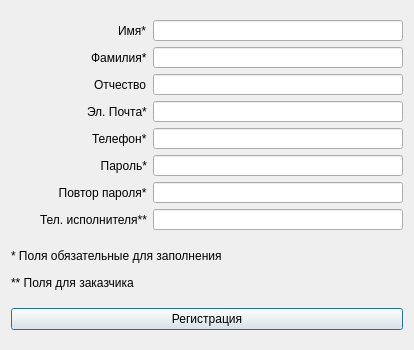
Before: the Qt Designer form RegistrationWindow.ui in glimb-developers-team/Glimb, drawn with Qt 5.
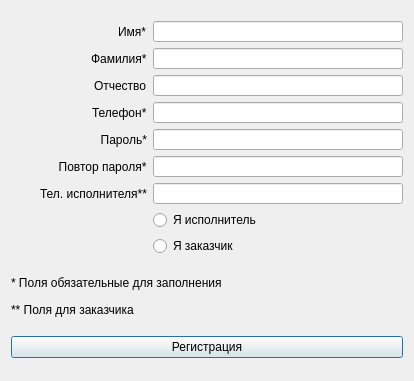
After: the same form once the commit is applied.

Commit message: New client window and connector with server

Diff of the .ui file:
```diff
--- a/RegistrationWindow.ui
+++ b/RegistrationWindow.ui
@@ -7,7 +7,7 @@
     <x>0</x>
     <y>0</y>
     <width>414</width>
-    <height>350</height>
+    <height>381</height>
    </rect>
   </property>
   <property name="maximumSize">
@@ -22,65 +22,10 @@
   <layout class="QGridLayout" name="gridLayout_2">
    <item row="0" column="0">
     <layout class="QGridLayout" name="gridLayout">
-     <item row="6" column="0" alignment="Qt::AlignRight">
-      <widget class="QLabel" name="label_7">
-       <property name="text">
-        <string>  Повтор пароля*</string>
-       </property>
-      </widget>
-     </item>
-     <item row="4" column="1">
-      <widget class="QLineEdit" name="lineEdit_5">
-       <property name="minimumSize">
-        <size>
-         <width>250</width>
-         <height>21</height>
-        </size>
-       </property>
-       <property name="maximumSize">
-        <size>
-         <width>250</width>
-         <height>21</height>
-        </size>
-       </property>
-      </widget>
-     </item>
-     <item row="3" column="1">
-      <widget class="QLineEdit" name="lineEdit_4">
-       <property name="minimumSize">
-        <size>
-         <width>250</width>
-         <height>21</height>
-        </size>
-       </property>
-       <property name="maximumSize">
-        <size>
-         <width>250</width>
-         <height>21</height>
-        </size>
-       </property>
-      </widget>
-     </item>
-     <item row="2" column="1">
-      <widget class="QLineEdit" name="lineEdit_3">
-       <property name="minimumSize">
-        <size>
-         <width>250</width>
-         <height>21</height>
-        </size>
-       </property>
-       <property name="maximumSize">
-        <size>
-         <width>250</width>
-         <height>21</height>
-        </size>
-       </property>
-      </widget>
-     </item>
      <item row="5" column="0" alignment="Qt::AlignRight">
       <widget class="QLabel" name="label_6">
        <property name="text">
-        <string>  Пароль*</string>
+        <string>  Повтор пароля*</string>
        </property>
       </widget>
      </item>
@@ -91,66 +36,6 @@
        </property>
       </widget>
      </item>
-     <item row="3" column="0" alignment="Qt::AlignRight">
-      <widget class="QLabel" name="label_4">
-       <property name="text">
-        <string>Эл. Почта*</string>
-       </property>
-      </widget>
-     </item>
-     <item row="0" column="0" alignment="Qt::AlignRight">
-      <widget class="QLabel" name="label">
-       <property name="text">
-        <string>Имя*</string>
-       </property>
-      </widget>
-     </item>
-     <item row="6" column="1">
-      <widget class="QLineEdit" name="lineEdit_7">
-       <property name="minimumSize">
-        <size>
-         <width>250</width>
-         <height>21</height>
-        </size>
-       </property>
-       <property name="maximumSize">
-        <size>
-         <width>250</width>
-         <height>21</height>
-        </size>
-       </property>
-      </widget>
-     </item>
-     <item row="5" column="1">
-      <widget class="QLineEdit" name="lineEdit_6">
-       <property name="minimumSize">
-        <size>
-         <width>250</width>
-         <height>21</height>
-        </size>
-       </property>
-       <property name="maximumSize">
-        <size>
-         <width>250</width>
-         <height>21</height>
-        </size>
-       </property>
-      </widget>
-     </item>
-     <item row="4" column="0" alignment="Qt::AlignRight">
-      <widget class="QLabel" name="label_5">
-       <property name="text">
-        <string>Телефон*</string>
-       </property>
-      </widget>
-     </item>
-     <item row="1" column="0" alignment="Qt::AlignRight">
-      <widget class="QLabel" name="label_2">
-       <property name="text">
-        <string>Фамилия*</string>
-       </property>
-      </widget>
-     </item>
      <item row="0" column="1">
       <widget class="QLineEdit" name="lineEdit">
        <property name="enabled">
@@ -170,15 +55,84 @@
        </property>
       </widget>
      </item>
-     <item row="7" column="0" alignment="Qt::AlignRight">
-      <widget class="QLabel" name="label_8">
+     <item row="6" column="0" alignment="Qt::AlignRight">
+      <widget class="QLabel" name="PhoneContractor">
        <property name="text">
         <string>Тел. исполнителя**</string>
        </property>
       </widget>
      </item>
+     <item row="4" column="1">
+      <widget class="QLineEdit" name="lineEdit_Password">
+       <property name="minimumSize">
+        <size>
+         <width>250</width>
+         <height>21</height>
+        </size>
+       </property>
+       <property name="maximumSize">
+        <size>
+         <width>250</width>
+         <height>21</height>
+        </size>
+       </property>
+      </widget>
+     </item>
      <item row="7" column="1">
-      <widget class="QLineEdit" name="lineEdit_8">
+      <widget class="QRadioButton" name="radioButton_Contractor">
+       <property name="text">
+        <string>Я исполнитель</string>
+       </property>
+      </widget>
+     </item>
+     <item row="2" column="1">
+      <widget class="QLineEdit" name="lineEdit_MiddleName">
+       <property name="minimumSize">
+        <size>
+         <width>250</width>
+         <height>21</height>
+        </size>
+       </property>
+       <property name="maximumSize">
+        <size>
+         <width>250</width>
+         <height>21</height>
+        </size>
+       </property>
+      </widget>
+     </item>
+     <item row="3" column="1">
+      <widget class="QLineEdit" name="lineEdit_Phone">
+       <property name="minimumSize">
+        <size>
+         <width>250</width>
+         <height>21</height>
+        </size>
+       </property>
+       <property name="maximumSize">
+        <size>
+         <width>250</width>
+         <height>21</height>
+        </size>
+       </property>
+      </widget>
+     </item>
+     <item row="4" column="0" alignment="Qt::AlignRight">
+      <widget class="QLabel" name="Password">
+       <property name="text">
+        <string>  Пароль*</string>
+       </property>
+      </widget>
+     </item>
+     <item row="1" column="0" alignment="Qt::AlignRight">
+      <widget class="QLabel" name="LastName">
+       <property name="text">
+        <string>Фамилия*</string>
+       </property>
+      </widget>
+     </item>
+     <item row="6" column="1">
+      <widget class="QLineEdit" name="lineEdit_PhoneContractor">
        <property name="minimumSize">
         <size>
          <width>250</width>
@@ -205,6 +159,29 @@
        </property>
       </widget>
      </item>
+     <item row="5" column="1">
+      <widget class="QLineEdit" name="lineEdit_RepeatPassword">
+       <property name="minimumSize">
+        <size>
+         <width>250</width>
+         <height>21</height>
+        </size>
+       </property>
+       <property name="maximumSize">
+        <size>
+         <width>250</width>
+         <height>21</height>
+        </size>
+       </property>
+      </widget>
+     </item>
+     <item row="0" column="0" alignment="Qt::AlignRight">
+      <widget class="QLabel" name="Name">
+       <property name="text">
+        <string>Имя*</string>
+       </property>
+      </widget>
+     </item>
      <item row="1" column="1">
       <widget class="QLineEdit" name="lineEdit_2">
        <property name="enabled">
@@ -224,6 +201,20 @@
        </property>
       </widget>
      </item>
+     <item row="3" column="0" alignment="Qt::AlignRight">
+      <widget class="QLabel" name="Phone">
+       <property name="text">
+        <string>Телефон*</string>
+       </property>
+      </widget>
+     </item>
+     <item row="8" column="1">
+      <widget class="QRadioButton" name="radioButton_Client">
+       <property name="text">
+        <string>Я заказчик</string>
+       </property>
+      </widget>
+     </item>
     </layout>
    </item>
    <item row="2" column="0">
```
Left out of the diff: 31 changed lines with no effect on the pictures. The commit also changes 7 other files.
